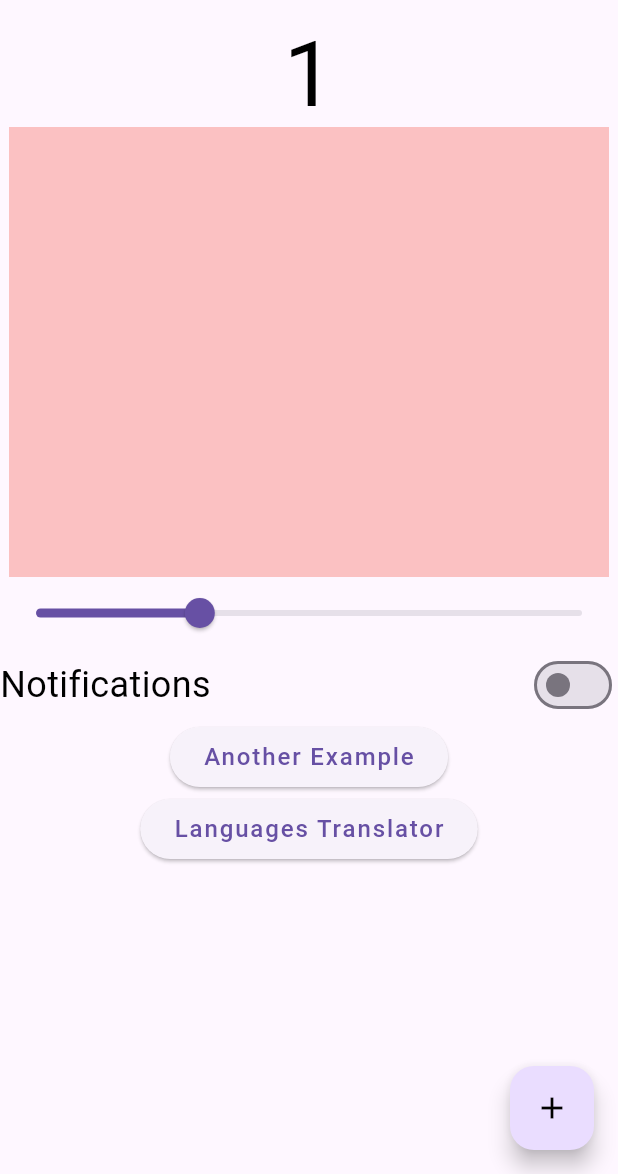
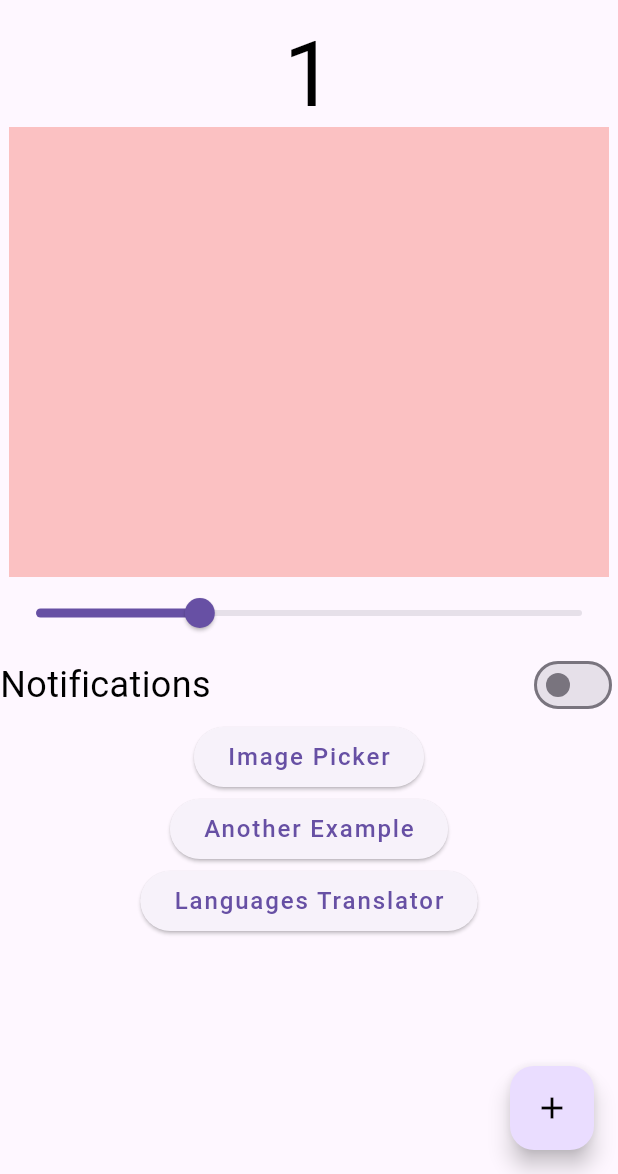
Before and after one commit to AyeshaNaseer07/getx_app, a Flutter app: the screen it shows after launch, on a phone screen of 412 x 824 dp, the part 62-1236 px from its top. Run offline on Flutter 3.47's test engine with Material 3 defaults, Android fonts, the phone set to English and light mode, and no system bars; our stand-ins replace flutter_screenutil, get, image_picker.

Commit message:
image pucker

```diff
--- a/lib/languages_localization/language_controller.dart
+++ b/lib/languages_localization/language_controller.dart
@@ -6,6 +6,6 @@ class Languages extends Translations {
     'en_US': {'message': 'How are you?', 'name': 'What is your name?'},
     'ur_PK': {'message': 'آپ کیسے ہیں؟', 'name': 'آپ کا نام کیا ہے؟'},
     'hi_IN': {'message': 'आप कैसे हैं?', 'name': 'आपका क्या नाम है?'},
-    'sp_SP': {'message': '¿Cómo estás?', 'name': '¿Cómo te llamas?'},
+    'es_SP': {'message': '¿Cómo estás?', 'name': '¿Cómo te llamas?'},
   };
 }
--- a/lib/languages_localization/language_view.dart
+++ b/lib/languages_localization/language_view.dart
@@ -36,7 +36,7 @@ class LanguageView extends StatelessWidget {
           SizedBox(height: 10.h),
           OutlinedButton(
             onPressed: () {
-              Get.updateLocale(Locale('sp', 'SP'));
+              Get.updateLocale(Locale('es', 'SP'));
             },
             child: Text('SPANISH'),
           ),
--- a/lib/modules/Getx_examples/example_view.dart
+++ b/lib/modules/Getx_examples/example_view.dart
@@ -2,6 +2,7 @@ import 'package:flutter/material.dart';
 import 'package:get/get_instance/src/extension_instance.dart';
 import 'package:get/get_state_manager/src/rx_flutter/rx_obx_widget.dart';
 import 'package:get/route_manager.dart';
+import 'package:mygetx_app/img_pic/image_picker_view.dart';
 import 'package:mygetx_app/languages_localization/language_view.dart';
 import 'package:mygetx_app/modules/Getx_examples/example_controller.dart';
 import 'package:mygetx_app/modules/fav_screen/fav_view.dart';
@@ -78,6 +79,14 @@ class _ExampleViewState extends State<ExampleView> {
                 ElevatedButton(
                   onPressed: () {
                     Get.to(() {
+                      return ImagePickerView();
+                    });
+                  },
+                  child: const Text("Image Picker"),
+                ),
+                ElevatedButton(
+                  onPressed: () {
+                    Get.to(() {
                       return ExpView();
                     });
                   },
```
